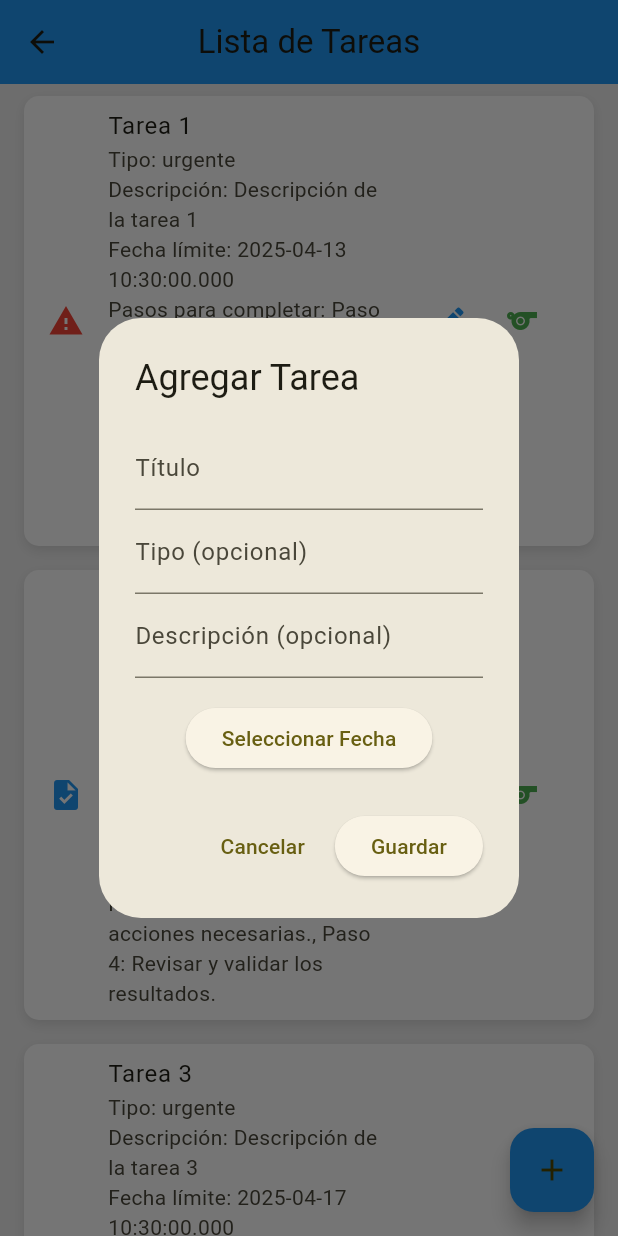
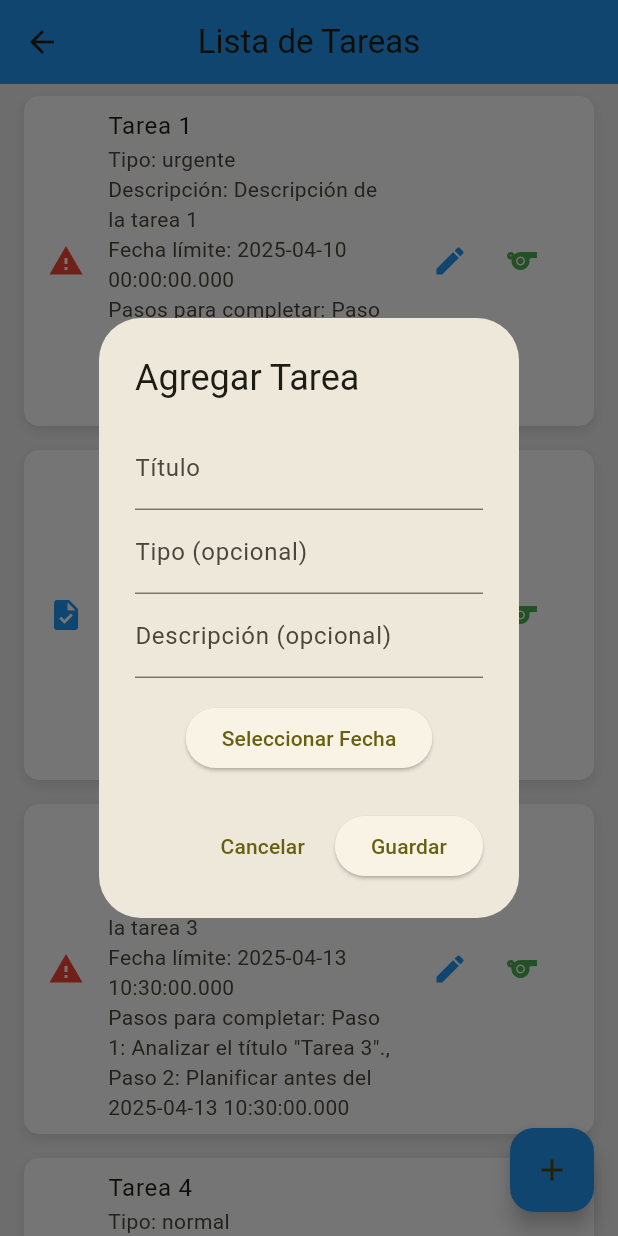
Before and after one commit to patrick-1234567/psiemens-flutter001, a Flutter app: the TasksScreen screen opened directly, after a tap on the "add" icon, on a phone screen of 412 x 824 dp. Run offline on Flutter 3.47's test engine with Material 3 defaults, Android fonts, the phone set to English and light mode, and no system bars.

```diff
--- a/lib/api/service/task_service.dart
+++ b/lib/api/service/task_service.dart
@@ -62,7 +62,7 @@ class TaskService {
 Future<List<Task>> getTasksWithSteps() async {
     final tasks = await _taskRepository.getTasks(); // Obtiene las tareas del repositorio
     return tasks.map((task) {
-      final steps = _generateSteps(task.title, task.deadline); // Genera pasos simulados
+      final steps = _generateSteps(task.title, task.deadline).take(2).toList(); // Genera pasos simulados
       return Task(
         title: task.title,
         type: task.type,
--- a/lib/constants.dart
+++ b/lib/constants.dart
@@ -3,4 +3,6 @@ class AppConstants {
   static const String EMPTY_LIST = 'No hay tareas';
   static const String TASK_TYPE_LABEL = "Tipo: ";
   static const String PASO_TITULO = "Pasos para completar: ";
+  static const String FECHA_LIMITE = 'Fecha límite: '; // Nueva constante
+  static const String TAREA_ELIMINADA = 'Tarea eliminada'; // Nueva constante
 }
--- a/lib/data/task_repository.dart
+++ b/lib/data/task_repository.dart
@@ -5,29 +5,29 @@ class TaskRepository {
     Task(
       title: 'Tarea 1',
       type: "urgente",
-      deadline: DateTime.now().add(Duration(days: 3)),
+      deadline: DateTime(2025, 4, 10),
       description: 'Descripción de la tarea 1',
     ),
     Task(
       title: 'Tarea 2',
-      deadline: DateTime.now().add(Duration(days: 5)),
+      deadline: DateTime.now().add(Duration(days: 2)),
       description: 'Descripción de la tarea 2',
     ),
     Task(
       title: 'Tarea 3',
       type: "urgente",
-      deadline: DateTime.now().add(Duration(days: 7)),
+      deadline: DateTime.now().add(Duration(days: 3)),
       description: 'Descripción de la tarea 3',
     ),
     Task(
       title: 'Tarea 4',
-      deadline: DateTime.now().add(Duration(days: 10)),
+      deadline: DateTime.now().add(Duration(days: 4)),
       description: 'Descripción de la tarea 4',
     ),
     Task(
       title: 'Tarea 5',
       type: "urgente",
-      deadline: DateTime.now().add(Duration(days: 14)),
+      deadline: DateTime.now().add(Duration(days: 5)),
       description: 'Descripción de la tarea 5',
     ),
     Task(
```
Also changed, not shown: lib/views/login_screen.dart (+26 -2 lines).
